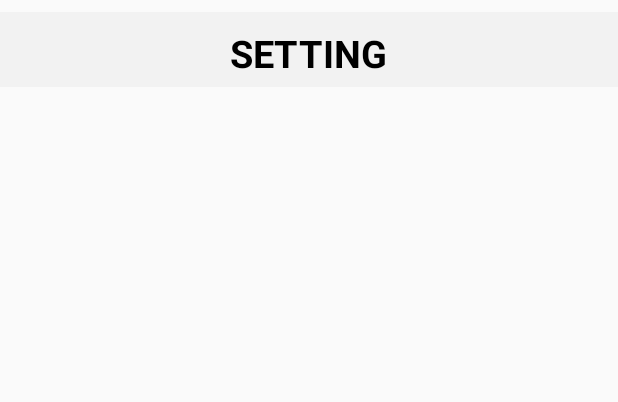
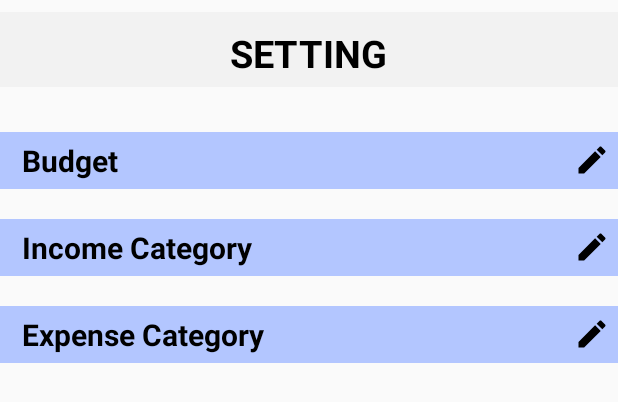
Before and after one commit to haeinoh/senior, an Android app: the layout fragment_setting.xml on its own in the app's theme, with its tools: preview values and no code run, on a phone screen of 412 x 824 dp. Shown: the top 402 px of the screen. Run offline under Robolectric (Android 15) with nearby library versions, the phone set to English and light mode, and no system bars; network calls fail.

Commit message:
setting setting

```diff
--- /dev/null
+++ b/app/src/main/res/drawable/ic_mode_edit_black_24dp.xml
@@ -0,0 +1,9 @@
+<vector xmlns:android="http://schemas.android.com/apk/res/android"
+        android:width="24dp"
+        android:height="24dp"
+        android:viewportWidth="24.0"
+        android:viewportHeight="24.0">
+    <path
+        android:fillColor="#FF000000"
+        android:pathData="M3,17.25V21h3.75L17.81,9.94l-3.75,-3.75L3,17.25zM20.71,7.04c0.39,-0.39 0.39,-1.02 0,-1.41l-2.34,-2.34c-0.39,-0.39 -1.02,-0.39 -1.41,0l-1.83,1.83 3.75,3.75 1.83,-1.83z"/>
+</vector>
--- a/app/src/main/res/layout/fragment_setting.xml
+++ b/app/src/main/res/layout/fragment_setting.xml
@@ -28,7 +28,55 @@
 
         </LinearLayout>
 
+    <LinearLayout
+        android:layout_width="match_parent"
+        android:layout_height="match_parent"
+        android:orientation="vertical">
+
+        <TextView
+            android:background="@color/colorLightSkyBlue"
+            android:layout_width="match_parent"
+            android:layout_height="wrap_content"
+            android:gravity="left"
+            android:text="  Budget"
+            android:textColor="#000000"
+            android:textSize="20dp"
+            android:textStyle="bold"
+            android:padding="5dp"
+            android:layout_marginTop="30dp"
+            android:drawableEnd="@drawable/ic_create_black_24dp"
+            android:drawableRight="@drawable/ic_create_black_24dp"/>
+
+        <TextView
+            android:background="@color/colorLightSkyBlue"
+            android:layout_width="match_parent"
+            android:layout_height="wrap_content"
+            android:gravity="left"
+            android:text="  Income Category"
+            android:textColor="#000000"
+            android:textSize="20dp"
+            android:textStyle="bold"
+            android:padding="5dp"
+            android:layout_marginTop="20dp"
+            android:drawableEnd="@drawable/ic_create_black_24dp"
+            android:drawableRight="@drawable/ic_create_black_24dp"/>
+
+        <TextView
+            android:background="@color/colorLightSkyBlue"
+            android:layout_width="match_parent"
+            android:layout_height="wrap_content"
+            android:gravity="left"
+            android:text="  Expense Category"
+            android:textColor="#000000"
+            android:textSize="20dp"
+            android:textStyle="bold"
+            android:padding="5dp"
+            android:layout_marginTop="20dp"
+            android:drawableEnd="@drawable/ic_create_black_24dp"
+            android:drawableRight="@drawable/ic_create_black_24dp"/>
+
     </LinearLayout>
 
+    </LinearLayout>
 
 </FrameLayout>
--- a/app/src/main/res/values/colors.xml
+++ b/app/src/main/res/values/colors.xml
@@ -6,7 +6,7 @@
     <color name="colorWarning">#bfbfbf</color>
     <color name="colorGray">#a6a6a6</color>
     <color name="colorMenuGray">#999999</color>
-    <color name="colorLightSkyBlue">#e6f0ff</color>
+    <color name="colorLightSkyBlue">#b3c6ff</color>
     <color name="colorMenuBlue">#1ab2ff</color>
     <color name="colorMenuFragment"> #ffe6e6</color>
     <color name="colorMenuDark">#3385ff</color>
```
